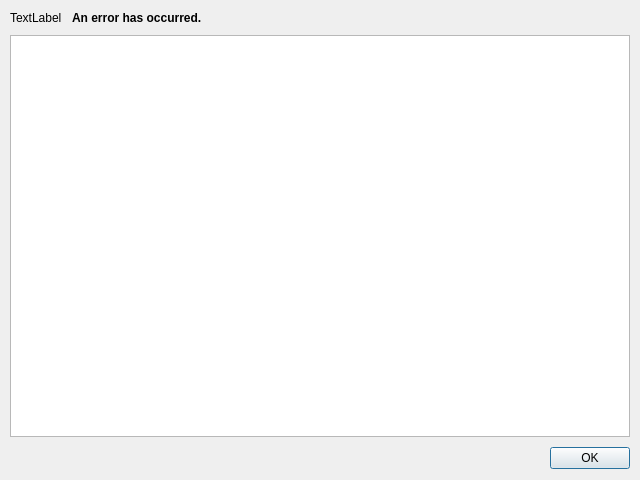
Old version of the form coquery/gui/error.ui in the repository gkunter/coquery.
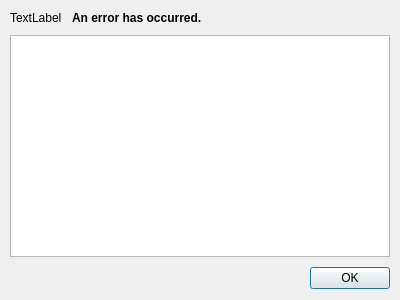
New version of the form.

Commit message: Imrpove GUI features

The edit to the form file:
```diff
--- a/coquery/gui/error.ui
+++ b/coquery/gui/error.ui
@@ -6,8 +6,8 @@
    <rect>
     <x>0</x>
     <y>0</y>
-    <width>640</width>
-    <height>480</height>
+    <width>400</width>
+    <height>300</height>
    </rect>
   </property>
   <property name="windowTitle">
```
The commit also changes 7 other files.
